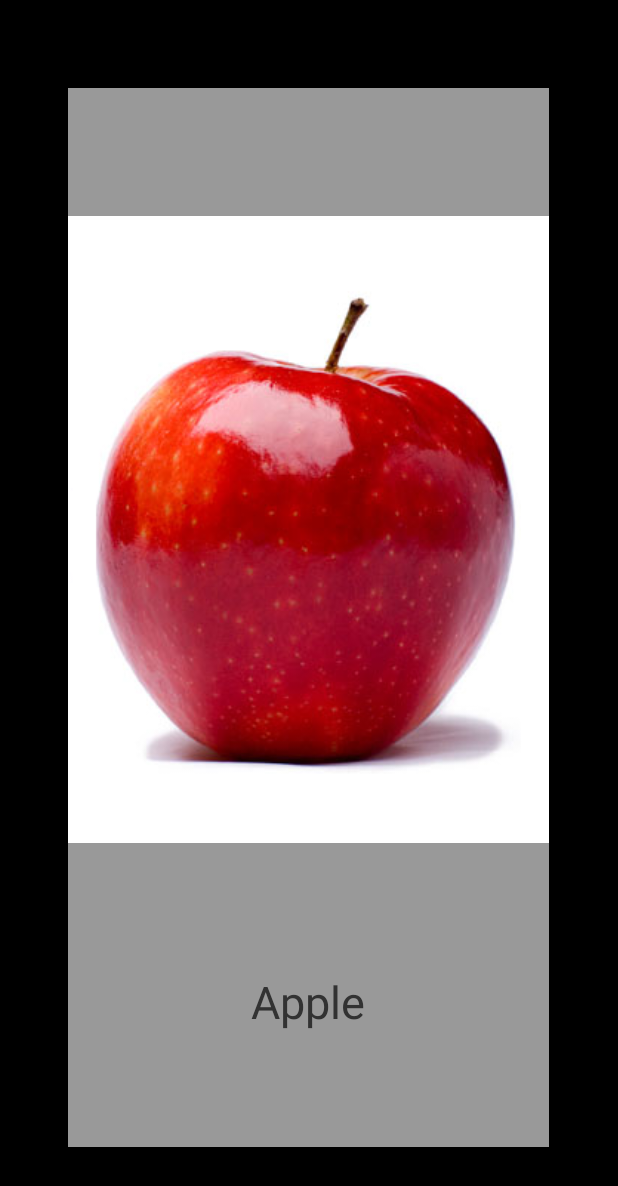
After one commit to hcrlab/Kubi, an Android app: the layout fragment_flash_card.xml on its own in the app's theme, with its tools: preview values and no code run, on a phone screen of 412 x 824 dp. The commit adds this screen. Shown: the top 1186 px of the screen. Run offline under Robolectric (Android 15) with nearby library versions, the phone set to English and light mode, and no system bars.

Commit message:
layout with fragments and text entry (demo)

```diff
--- /dev/null
+++ b/app/src/main/res/layout/fragment_flash_card.xml
@@ -0,0 +1,71 @@
+<?xml version="1.0" encoding="utf-8"?>
+<LinearLayout xmlns:android="http://schemas.android.com/apk/res/android"
+    android:layout_width="match_parent"
+    android:layout_height="match_parent"
+    android:orientation="horizontal"
+    android:background="#999999">
+
+    <!-- left margin -->
+    <ImageView
+        android:layout_width="0px"
+        android:layout_height="match_parent"
+        android:layout_weight="1"
+        android:id="@+id/left_margin"
+        android:background="#000000"
+        />
+
+    <LinearLayout
+        android:layout_width="0px"
+        android:layout_height="match_parent"
+        android:orientation="vertical"
+        android:layout_weight="7"
+        >
+
+        <!-- top margin -->
+        <ImageView
+            android:layout_width="match_parent"
+            android:layout_height="0px"
+            android:layout_weight="1"
+            android:id="@+id/top_margin"
+            android:background="#000000"
+            />
+
+        <ImageView
+            android:layout_width="match_parent"
+            android:layout_height="0px"
+            android:layout_weight="10"
+            android:id="@+id/picture"
+            android:src="@drawable/apple"
+            />
+        <TextView
+            android:layout_width="match_parent"
+            android:layout_height="0px"
+            android:layout_weight="2"
+            android:id="@+id/caption"
+            android:text="Apple"
+            android:gravity="center_horizontal"
+            android:textAlignment="center"
+            android:textSize="30sp"
+            />
+
+        <!-- bottom margin -->
+        <ImageView
+            android:layout_width="match_parent"
+            android:layout_height="0px"
+            android:layout_weight="1"
+            android:id="@+id/bottom_margin"
+            android:background="#000000"
+            />
+
+    </LinearLayout>
+
+    <!-- right margin -->
+    <ImageView
+        android:layout_width="0px"
+        android:layout_height="match_parent"
+        android:layout_weight="1"
+        android:id="@+id/right_margin"
+        android:background="#000000"
+        />
+
+</LinearLayout>
```
Also changed, not shown: app/src/main/java/uw/hcrlab/kubi/DebugActivity.java (+65 -11 lines), app/src/main/java/uw/hcrlab/kubi/FlashCardFragment.java (added, +19 -0 lines), app/src/main/java/uw/hcrlab/kubi/Prompt1Fragment.java (added, +42 -0 lines), app/src/main/java/uw/hcrlab/kubi/lesson/Prompt.java (added, +12 -0 lines), app/src/main/java/uw/hcrlab/kubi/lesson/PromptData.java (+8 -3 lines), app/src/main/res/layout/activity_debug.xml (+29 -30 lines), app/src/main/res/layout/fragment_prompt_1.xml (added, +34 -0 lines).
